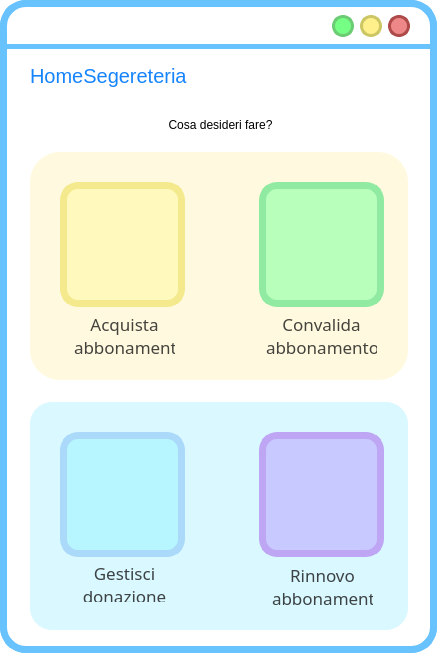
Above: ui/HomeSegreteria.ui from SbattellaMattia/SoftwareEngineering before the change. Below: the same form after it.
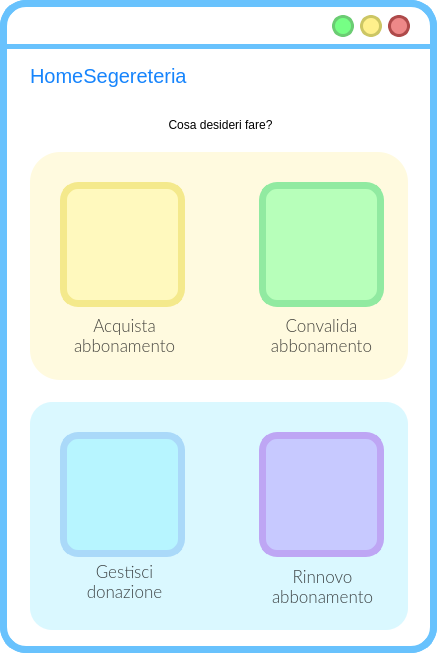
That is the form after the change. Icons and pictures are not drawn.

```diff
--- a/ui/HomeSegreteria.ui
+++ b/ui/HomeSegreteria.ui
@@ -399,7 +399,7 @@
     </property>
     <property name="font">
      <font>
-      <family>Lato-light</family>
+      <family>Lato Light</family>
       <pointsize>-1</pointsize>
       <weight>50</weight>
       <italic>false</italic>
@@ -433,7 +433,7 @@
     </property>
     <property name="font">
      <font>
-      <family>Lato-light</family>
+      <family>Lato Light</family>
       <pointsize>-1</pointsize>
       <weight>50</weight>
       <italic>false</italic>
@@ -593,7 +593,7 @@
     </property>
     <property name="font">
      <font>
-      <family>Lato-light</family>
+      <family>Lato Light</family>
       <pointsize>-1</pointsize>
       <weight>50</weight>
       <italic>false</italic>
@@ -627,7 +627,7 @@
     </property>
     <property name="font">
      <font>
-      <family>Lato-light</family>
+      <family>Lato Light</family>
       <pointsize>-1</pointsize>
       <weight>50</weight>
       <italic>false</italic>
```
Left out of the diff: 9 changed lines with no effect on the pictures.
